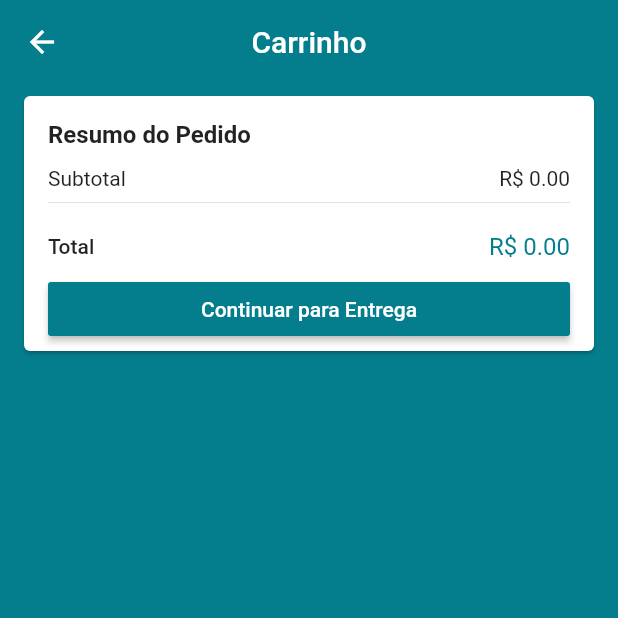
After one commit to jdaibello/loja-virtual, a Flutter app: the CartScreen screen opened by its route, on a phone screen of 412 x 824 dp, the top half of it. The commit adds this screen. Run offline on Flutter 3.47's test engine with Material 2 defaults, Android fonts, the phone set to English and light mode, and no system bars; our stand-ins replace carousel_pro, cloud_firestore, firebase_auth, firebase_crashlytics; accounts and stored records are empty.

Commit message:
Configurando lint e implementando carrinho de compras

```diff
--- /dev/null
+++ b/analysis_options.yaml
@@ -0,0 +1 @@
+include: package:lint/analysis_options.yaml
--- /dev/null
+++ b/lib/common/price_card.dart
@@ -0,0 +1,71 @@
+import 'package:flutter/material.dart';
+import 'package:loja_virtual/models/cart_manager.dart';
+import 'package:provider/provider.dart';
+
+class PriceCard extends StatelessWidget {
+
+  const PriceCard({this.buttonText, this.onPressed});
+
+  final String buttonText;
+  final VoidCallback onPressed;
+
+  @override
+  Widget build(BuildContext context) {
+    final cartManager = context.watch<CartManager>();
+    final productsPrice = cartManager.productsPrice;
+
+    return Card(
+      margin: const EdgeInsets.symmetric(horizontal: 16, vertical: 8),
+      child: Padding(
+        padding: const EdgeInsets.fromLTRB(16, 16, 16, 4),
+        child: Column(
+          crossAxisAlignment: CrossAxisAlignment.stretch,
+          children: <Widget>[
+            Text(
+              'Resumo do Pedido',
+              textAlign: TextAlign.start,
+              style: TextStyle(
+                fontWeight: FontWeight.w600,
+                fontSize: 16,
+              ),
+            ),
+            const SizedBox(height: 12,),
+            Row(
+              mainAxisAlignment: MainAxisAlignment.spaceBetween,
+              children: <Widget>[
+                const Text('Subtotal'),
+                Text('R\$ ${productsPrice.toStringAsFixed(2)}')
+              ],
+            ),
+            const Divider(),
+            const SizedBox(height: 12,),
+            Row(
+              mainAxisAlignment: MainAxisAlignment.spaceBetween,
+              children: <Widget>[
+                Text(
+                  'Total',
+                  style: TextStyle(fontWeight: FontWeight.w500),
+                ),
+                Text(
+                  'R\$ ${productsPrice.toStringAsFixed(2)}',
+                  style: TextStyle(
+                    color: Theme.of(context).primaryColor,
+                    fontSize: 16,
+                  ),
+                ),
+              ],
+            ),
+            const SizedBox(height: 8,),
+            RaisedButton(
+              color: Theme.of(context).primaryColor,
+              disabledColor: Theme.of(context).primaryColor.withAlpha(100),
+              textColor: Colors.white,
+              onPressed: onPressed,
+              child: Text(buttonText),
+            ),
+          ],
+        ),
+      ),
+    );
+  }
+}
--- a/lib/models/user.dart
+++ b/lib/models/user.dart
@@ -20,6 +20,9 @@ class User {
   DocumentReference get firestoreRef =>
     Firestore.instance.document('users/$id');
 
+  CollectionReference get cartReference =>
+    firestoreRef.collection('cart');
+
   Future<void> saveData() async {
     await firestoreRef.setData(toMap());
   }
--- a/lib/models/user_manager.dart
+++ b/lib/models/user_manager.dart
@@ -2,7 +2,7 @@ import 'package:cloud_firestore/cloud_firestore.dart';
 import 'package:firebase_auth/firebase_auth.dart';
 import 'package:flutter/material.dart';
 import 'package:flutter/services.dart';
-import 'package:loja_virtual/helpers/firebase_errors.dart';
+import 'file:///D:/dev/flutter/futinfobr/fut_info_br/lib/helpers/firebase_errors.dart';
 import 'package:loja_virtual/models/user.dart';
 
 class UserManager extends ChangeNotifier {
--- /dev/null
+++ b/lib/screens/cart/cart_screen.dart
@@ -0,0 +1,36 @@
+import 'package:flutter/material.dart';
+import 'package:loja_virtual/common/price_card.dart';
+import 'package:loja_virtual/models/cart_manager.dart';
+import 'package:loja_virtual/screens/cart/components/cart_tile.dart';
+import 'package:provider/provider.dart';
+
+class CartScreen extends StatelessWidget {
+  @override
+  Widget build(BuildContext context) {
+    return Scaffold(
+      appBar: AppBar(
+        title: const Text('Carrinho'),
+        centerTitle: true,
+      ),
+      body: Consumer<CartManager>(
+        builder: (_, cartManager, __) {
+          return ListView(
+            children: <Widget>[
+              Column(
+                children: cartManager.items.map(
+                        (cartProduct) => CartTile(cartProduct)
+                ).toList(),
+              ),
+              PriceCard(
+                buttonText: 'Continuar para Entrega',
+                onPressed: cartManager.isCartValid ? () {
+
+                } : null,
+              ),
+            ],
+          );
+        },
+      ),
+    );
+  }
+}
--- a/lib/screens/login/login_screen.dart
+++ b/lib/screens/login/login_screen.dart
@@ -50,8 +50,9 @@ class LoginScreen extends StatelessWidget {
                       keyboardType: TextInputType.emailAddress,
                       autocorrect: false,
                       validator: (email) {
-                        if (!emailValid(email))
+                        if (!emailValid(email)) {
                           return 'E-Mail inválido';
+                        }
                         return null;
                       },
                     ),
@@ -63,8 +64,9 @@ class LoginScreen extends StatelessWidget {
                       autocorrect: false,
                       obscureText: true,
                       validator: (pass) {
-                        if (pass.isEmpty || pass.length < 6)
+                        if (pass.isEmpty || pass.length < 6) {
                           return 'Senha inválida';
+                        }
                         return null;
                       },
                     ),
--- a/lib/screens/product/product_screen.dart
+++ b/lib/screens/product/product_screen.dart
@@ -1,6 +1,7 @@
 import 'package:carousel_pro/carousel_pro.dart';
 import 'package:flutter/cupertino.dart';
 import 'package:flutter/material.dart';
+import 'package:loja_virtual/models/cart_manager.dart';
 import 'package:loja_virtual/models/product.dart';
 import 'package:loja_virtual/models/user_manager.dart';
 import 'package:loja_virtual/screens/product/components/size_widget.dart';
@@ -111,7 +112,8 @@ class ProductScreen extends StatelessWidget {
                         child: RaisedButton(
                           onPressed: product.selectedSize != null ? () {
                             if (userManager.isLoggedIn) {
-                              // TODO: ADICIONAR AO CARRINHO
+                              context.read<CartManager>().addToCart(product);
+                              Navigator.of(context).pushNamed('/cart');
                             } else {
                               Navigator.of(context).pushNamed('/login');
                             }
--- a/pubspec.yaml
+++ b/pubspec.yaml
@@ -31,13 +31,15 @@ dependencies:
   cloud_firestore: ^0.13.7
   firebase_auth: ^0.16.1
   firebase_storage: ^3.1.6
-  firebase_crashlytics: ^0.1.3+3
+  firebase_crashlytics: ^0.1.4+1
   provider: ^4.3.1
   carousel_pro: ^1.0.0
 
 dev_dependencies:
   flutter_test:
     sdk: flutter
+
+  lint: ^1.2.0
 
 # For information on the generic Dart part of this file, see the
 # following page: https://dart.dev/tools/pub/pubspec
```
Also changed, not shown: lib/common/custom_icon_button.dart (added, +30 -0 lines), lib/main.dart (+12 -0 lines), lib/models/cart_manager.dart (added, +88 -0 lines), lib/models/cart_product.dart (added, +78 -0 lines), lib/models/product.dart (+8 -0 lines), lib/screens/cart/components/cart_tile.dart (added, +103 -0 lines), lib/screens/product/components/size_widget.dart (+4 -3 lines), lib/screens/products/products_screen.dart (+8 -0 lines), lib/screens/signup/signup_screen.dart (+12 -8 lines), pubspec.lock.
